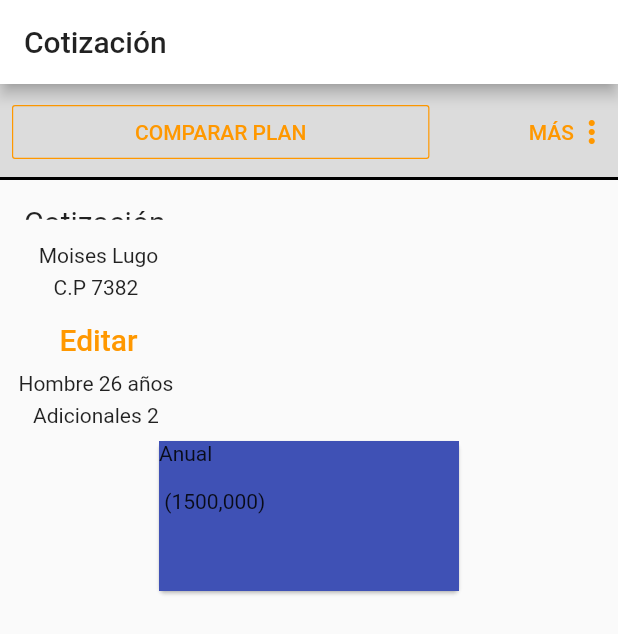
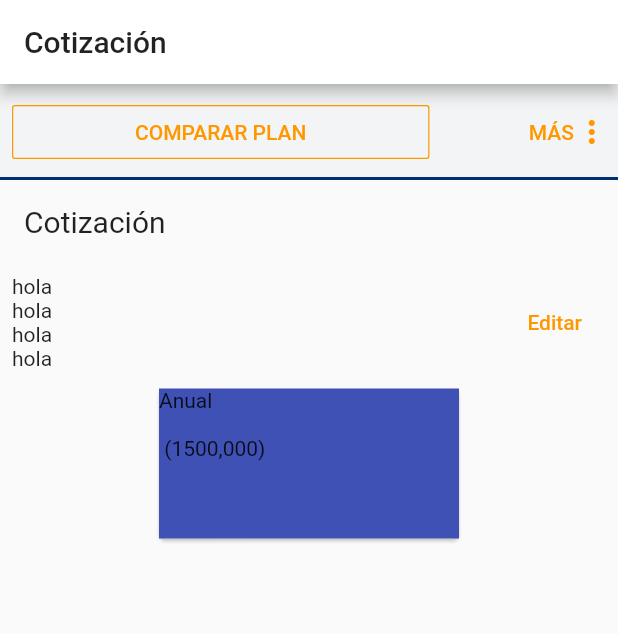
Before and after one commit to mariscalsantiago/temporalIntermediarios, a Flutter app: the screen it shows after launch, on a phone screen of 412 x 824 dp. Shown: the top 634 px of the screen. Run offline on Flutter 3.47's test engine with Material 2 defaults, Android fonts, the phone set to English and light mode, and no system bars; our stand-ins replace localstorage, shared_preferences, table_calendar; missing offline and left inert: date_range_picker, grouped_buttons, load.

Commit message:
Estilos Cotizacion

```diff
--- a/cotizador_agente/lib/vistas/Cotizacion.dart
+++ b/cotizador_agente/lib/vistas/Cotizacion.dart
@@ -30,7 +30,7 @@ class _CotizacionState extends State<Cotizacion> {
       children: <Widget>[
 
         Container(
-          color: Colors.black12,
+          color: new Color(int.parse("F3F4F5", radix: 16)).withOpacity(1.0),
           child: Row(
 
             children: <Widget>[
@@ -152,10 +152,10 @@ class _CotizacionState extends State<Cotizacion> {
         Row(
           children: <Widget>[
             Expanded(
-              child: new Container(
-                  child: Divider(
+              child: Container(
+                  child: Divider( //002e71
                     thickness: 2,
-                    color: Colors.black,
+                    color: Color(int.parse("002e71", radix: 16)).withOpacity(1.0),
 
                     height: 0,
                   )),
@@ -164,83 +164,74 @@ class _CotizacionState extends State<Cotizacion> {
         ),
 
         Row(
-
           children: <Widget>[
-
-        Container(
-        height: 170.0,
-        //color: Colors.grey,
-          child: Column(
-           // crossAxisAlignment: CrossAxisAlignment.start,
-            children: <Widget>[
-              Expanded(
-                flex: 2,
-                child: Padding(
+            Padding(
               padding: const EdgeInsets.all(16.0),
               child: Text(
-                      ("Cotización "), maxLines: 2, overflow: TextOverflow.ellipsis,
+                ("Cotización"), maxLines: 2, overflow: TextOverflow.ellipsis,
                 style: TextStyle(fontSize: 20.0),
               ),
             ),
+          ],
+        ),
 
+        Row(
+          children: <Widget>[
+            Expanded(
+              flex: 1,
+                child: Padding(
+                  padding: const EdgeInsets.all(8.0),
+                  child: Column(
+                    children: <Widget>[
+                      Container(
+                        width: double.infinity,
+                          child: Text("hola",
+                            textAlign: TextAlign.left,)),
+                      Container(
+                          width: double.infinity,
+                          child: Text("hola",
+                            textAlign: TextAlign.left,)),
+                      Container(
+                          width: double.infinity,
+                          child: Text("hola",
+                            textAlign: TextAlign.left,)),
+                      Container(
+                          width: double.infinity,
+                          child: Text("hola",
+                            textAlign: TextAlign.left,)),
+
+                    ],
+                  ),
+                )
             ),
             Expanded(
-
                 flex: 1,
-                child: Text(
-                  ("Moises Lugo"), maxLines: 2, overflow: TextOverflow.ellipsis,
-                ),
-
-              ),
-
-              Expanded(
-
-                flex: 1,
-                child: Text(
-                  ("C.P 7382 "), maxLines: 2, overflow: TextOverflow.ellipsis,
-                ),
-              ),
-              Expanded(
-                flex: 2,
+                child: Padding(
+                  padding: const EdgeInsets.all(8.0),
                   child: FlatButton(
                     textColor: Colors.orange,
                     disabledColor: Colors.orange,
                     disabledTextColor: Colors.orange,
-                  padding: EdgeInsets.all(8.0),
                     // splashColor: Colors.blueAccent,
                     onPressed: () {
                       /*...*/
                     },
+                    child: Container(
+                      width: double.infinity,
                       child: Text(
                         "Editar",
-                    style: TextStyle(fontSize: 20.0),
+                        style: TextStyle(fontSize: 14.0),
                         textAlign: TextAlign.right,
+
                       ),
                     ),
                   ),
-              Expanded(
 
-                flex: 1,
-                child: Text(
-                  ("Hombre 26 años "), maxLines: 2, overflow: TextOverflow.ellipsis,
-                ),
-              ),
-              Expanded(
-
-               flex: 1,
-                child: Text(
-                  ("Adicionales 2 "), maxLines: 2, overflow: TextOverflow.ellipsis,
-                ),
-              )
-
+                ))
           ],
         ),
 
 
-        )
-      ],
-
-    ),
 
         Row(
           mainAxisAlignment: MainAxisAlignment.center,
```
Lines whose indentation alone changed are shown as unchanged.
